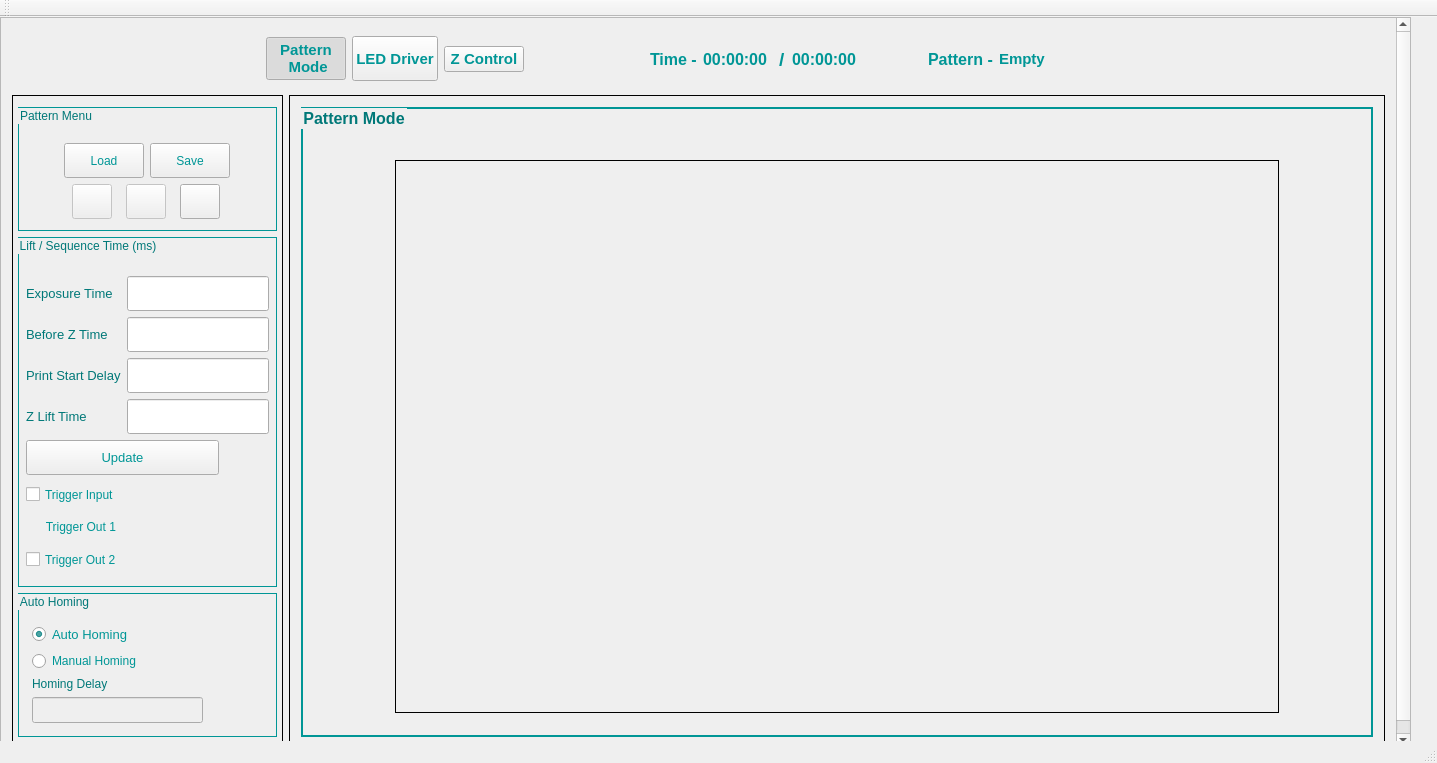
jariwalarobotics/DLP-Software, file mainwindow.ui: the form before one commit.
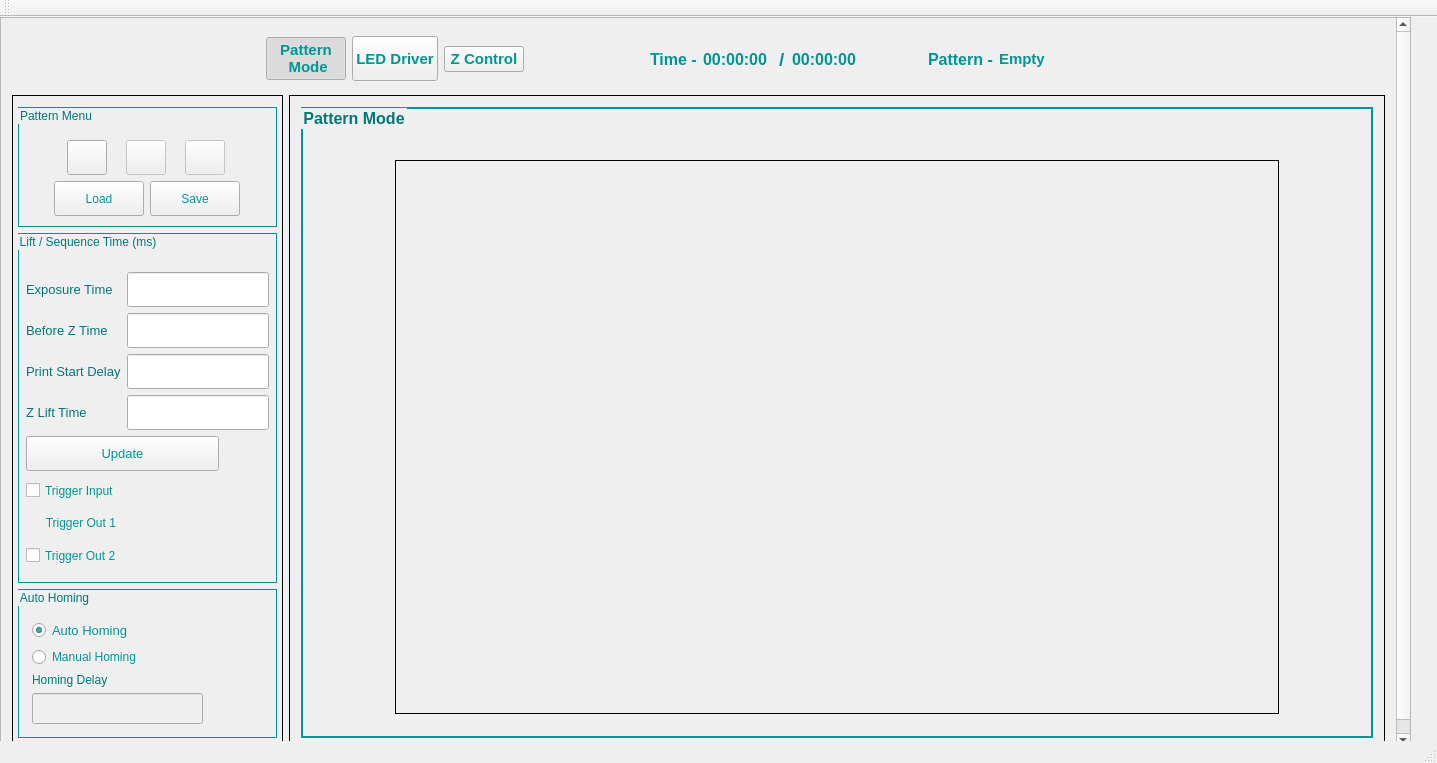
The form after the commit. Icons and pictures are not drawn.

Commit message: - Changes in User Interface

Patch:
```diff
--- a/mainwindow.ui
+++ b/mainwindow.ui
@@ -128,56 +128,47 @@
               <property name="leftMargin">
                <number>5</number>
               </property>
+              <property name="topMargin">
+               <number>0</number>
+              </property>
               <property name="rightMargin">
                <number>5</number>
               </property>
               <property name="bottomMargin">
-               <number>9</number>
+               <number>0</number>
               </property>
               <item row="1" column="0">
-               <layout class="QHBoxLayout" name="horizontalLayout_3">
-                <property name="bottomMargin">
-                 <number>0</number>
+               <spacer name="verticalSpacer_3">
+                <property name="orientation">
+                 <enum>Qt::Vertical</enum>
                 </property>
-                <item>
-                 <widget class="QPushButton" name="loadButton_patternSettings">
-                  <property name="minimumSize">
+                <property name="sizeType">
+                 <enum>QSizePolicy::Fixed</enum>
+                </property>
+                <property name="sizeHint" stdset="0">
                    <size>
-                    <width>70</width>
-                    <height>35</height>
-                   </size>
-                  </property>
-                  <property name="toolTip">
-                   <string>Load settings from a file</string>
-                  </property>
-                  <property name="styleSheet">
-                   <string notr="true">QPushButton{
-	color:rgb(0,150,150);
-}</string>
-                  </property>
-                  <property name="text">
-                   <string>Load</string>
-                  </property>
-                  <property name="icon">
-                   <iconset resource="hires.qrc">
-                    <normaloff>:/new/prefix1/Icons/load.png</normaloff>:/new/prefix1/Icons/load.png</iconset>
-                  </property>
-                 </widget>
-                </item>
-                <item>
+                  <width>20</width>
+                  <height>5</height>
+                 </size>
+                </property>
+               </spacer>
+              </item>
+              <item row="0" column="0">
+               <layout class="QGridLayout" name="gridLayout_40">
+                <item row="2" column="1">
                  <widget class="QPushButton" name="saveButton_patternSettings">
                   <property name="enabled">
                    <bool>true</bool>
                   </property>
                   <property name="sizePolicy">
-                   <sizepolicy hsizetype="Minimum" vsizetype="Fixed">
+                   <sizepolicy hsizetype="Fixed" vsizetype="Fixed">
                     <horstretch>0</horstretch>
                     <verstretch>0</verstretch>
                    </sizepolicy>
                   </property>
                   <property name="minimumSize">
                    <size>
-                    <width>70</width>
+                    <width>90</width>
                     <height>35</height>
                    </size>
                   </property>
@@ -198,10 +189,39 @@
                   </property>
                  </widget>
                 </item>
-               </layout>
-              </item>
-              <item row="0" column="0">
-               <spacer name="verticalSpacer_3">
+                <item row="2" column="0">
+                 <widget class="QPushButton" name="loadButton_patternSettings">
+                  <property name="sizePolicy">
+                   <sizepolicy hsizetype="Fixed" vsizetype="Fixed">
+                    <horstretch>0</horstretch>
+                    <verstretch>0</verstretch>
+                   </sizepolicy>
+                  </property>
+                  <property name="minimumSize">
+                   <size>
+                    <width>90</width>
+                    <height>35</height>
+                   </size>
+                  </property>
+                  <property name="toolTip">
+                   <string>Load settings from a file</string>
+                  </property>
+                  <property name="styleSheet">
+                   <string notr="true">QPushButton{
+	color:rgb(0,150,150);
+}</string>
+                  </property>
+                  <property name="text">
+                   <string>Load</string>
+                  </property>
+                  <property name="icon">
+                   <iconset resource="hires.qrc">
+                    <normaloff>:/new/prefix1/Icons/load.png</normaloff>:/new/prefix1/Icons/load.png</iconset>
+                  </property>
+                 </widget>
+                </item>
+                <item row="0" column="0" colspan="2">
+                 <spacer name="verticalSpacer_26">
                 <property name="orientation">
                  <enum>Qt::Vertical</enum>
                 </property>
@@ -211,13 +231,39 @@
                 <property name="sizeHint" stdset="0">
                  <size>
                   <width>20</width>
-                  <height>5</height>
+                    <height>10</height>
                  </size>
                 </property>
                </spacer>
               </item>
-              <item row="2" column="0">
+                <item row="1" column="0" colspan="2">
                <layout class="QHBoxLayout" name="horizontalLayout_5">
+                  <item>
+                   <widget class="QPushButton" name="addPatternsButton">
+                    <property name="sizePolicy">
+                     <sizepolicy hsizetype="Fixed" vsizetype="Fixed">
+                      <horstretch>0</horstretch>
+                      <verstretch>0</verstretch>
+                     </sizepolicy>
+                    </property>
+                    <property name="minimumSize">
+                     <size>
+                      <width>40</width>
+                      <height>35</height>
+                     </size>
+                    </property>
+                    <property name="toolTip">
+                     <string>Add Pattern</string>
+                    </property>
+                    <property name="text">
+                     <string/>
+                    </property>
+                    <property name="icon">
+                     <iconset resource="hires.qrc">
+                      <normaloff>:/new/prefix1/Icons/add.png</normaloff>:/new/prefix1/Icons/add.png</iconset>
+                    </property>
+                   </widget>
+                  </item>
                 <item>
                  <widget class="QPushButton" name="removePatternsButton">
                   <property name="enabled">
@@ -276,31 +322,7 @@
                   </property>
                  </widget>
                 </item>
-                <item>
-                 <widget class="QPushButton" name="addPatternsButton">
-                  <property name="sizePolicy">
-                   <sizepolicy hsizetype="Fixed" vsizetype="Fixed">
-                    <horstretch>0</horstretch>
-                    <verstretch>0</verstretch>
-                   </sizepolicy>
-                  </property>
-                  <property name="minimumSize">
-                   <size>
-                    <width>40</width>
-                    <height>35</height>
-                   </size>
-                  </property>
-                  <property name="toolTip">
-                   <string>Add Pattern</string>
-                  </property>
-                  <property name="text">
-                   <string/>
-                  </property>
-                  <property name="icon">
-                   <iconset resource="hires.qrc">
-                    <normaloff>:/new/prefix1/Icons/add.png</normaloff>:/new/prefix1/Icons/add.png</iconset>
-                  </property>
-                 </widget>
+                 </layout>
                 </item>
                </layout>
               </item>
@@ -729,11 +751,17 @@
                    <bool>false</bool>
                   </property>
                   <property name="sizePolicy">
-                   <sizepolicy hsizetype="Preferred" vsizetype="Preferred">
+                   <sizepolicy hsizetype="Preferred" vsizetype="Fixed">
                     <horstretch>0</horstretch>
                     <verstretch>0</verstretch>
                    </sizepolicy>
                   </property>
+                  <property name="minimumSize">
+                   <size>
+                    <width>0</width>
+                    <height>31</height>
+                   </size>
+                  </property>
                   <property name="font">
                    <font>
                     <family>Arial</family>
```
Lines whose indentation alone changed are shown as unchanged. The commit also changes 1 other file.
